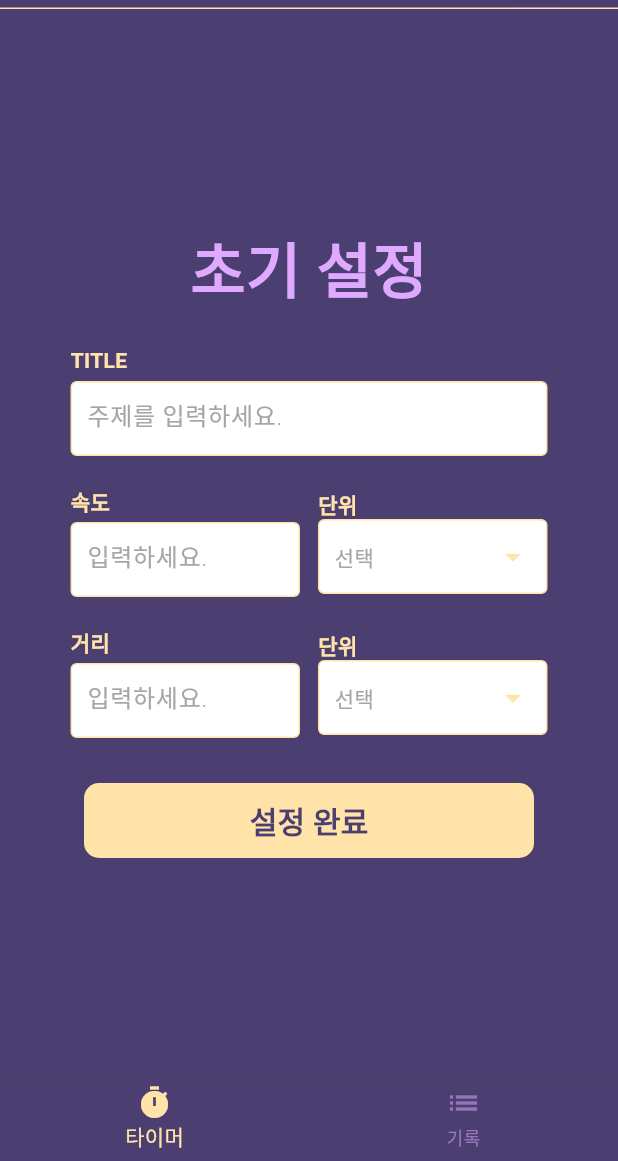
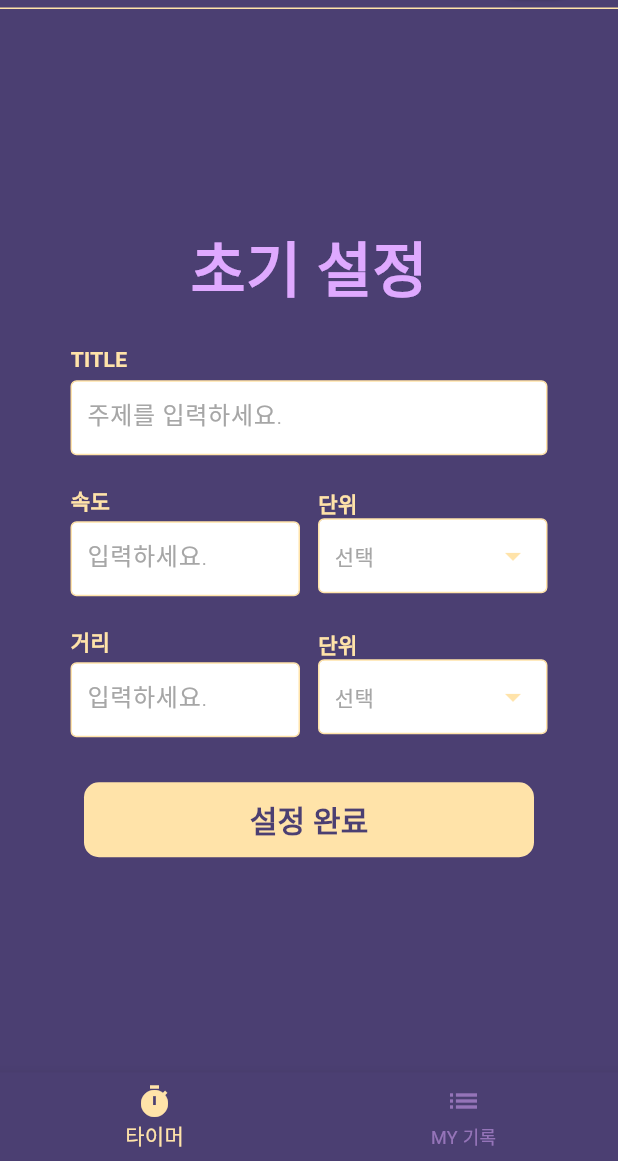
Before and after one commit to ryujebin/CheckTimer, a Flutter app: the screen it shows after launch, on a phone screen of 412 x 824 dp, the part 75-1236 px from its top. Run offline on Flutter 3.47's test engine with Material 3 defaults, Android fonts, the phone set to English and light mode, and no system bars; our stand-ins replace cloud_firestore, firebase_auth, firebase_core; accounts and stored records are empty; Roboto replaces fonts that are missing (Pretendard).

Commit message:
myrecord_UI_Main

```diff
--- a/lib/Pages/Homescreen/HomeScreen.dart
+++ b/lib/Pages/Homescreen/HomeScreen.dart
@@ -70,7 +70,7 @@ class _HomeScreenState extends State<HomeScreen> {
             ),
             BottomNavigationBarItem(
               icon: Icon(Icons.list),
-              label: '기록',
+              label: 'MY 기록',
             ),
           ],
         ),
```
